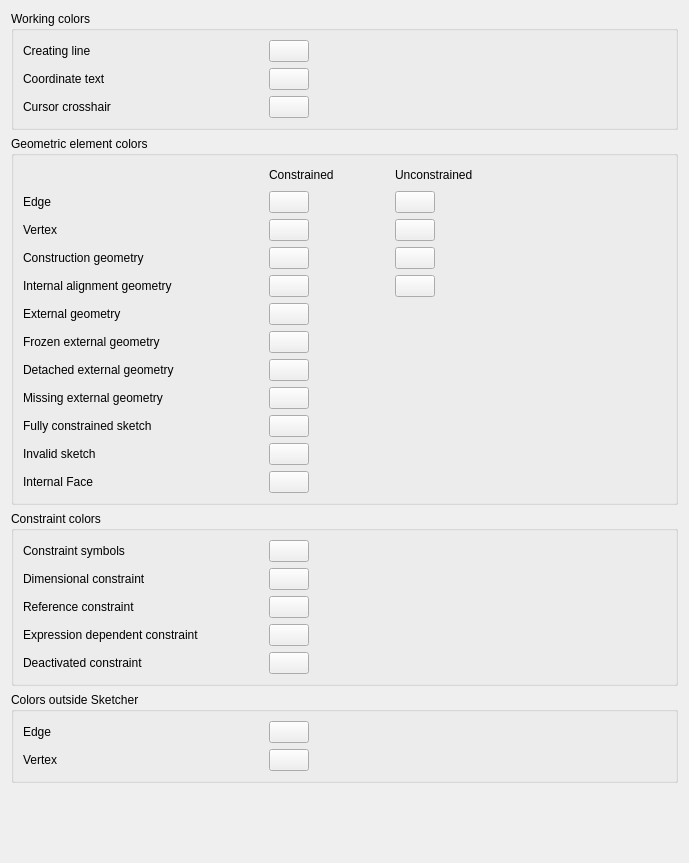
Above: src/Mod/Sketcher/Gui/SketcherSettingsColors.ui from realthunder/FreeCAD before the change. Below: the same form after it.
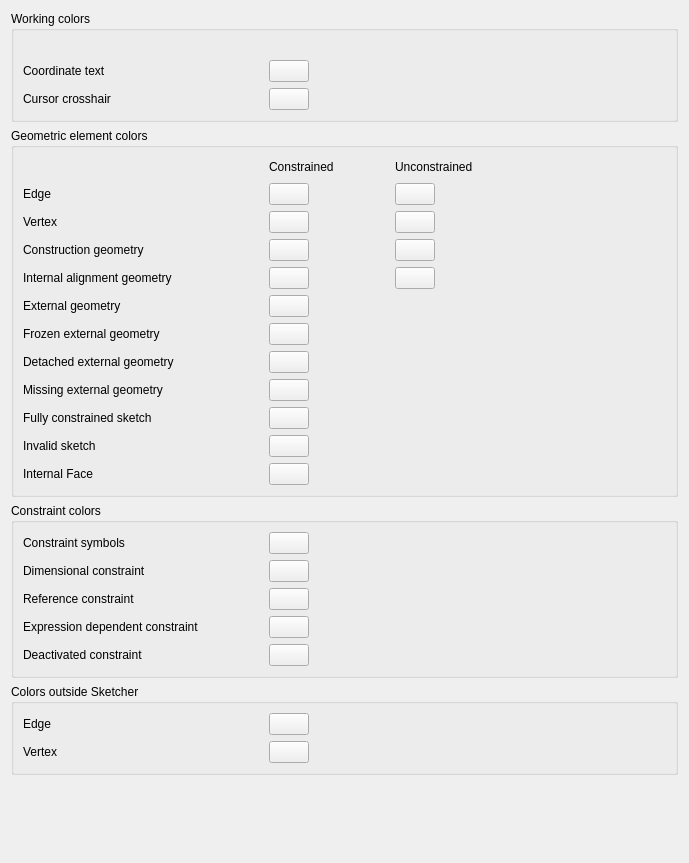
That is the form after the change. Custom widgets are drawn as their Qt base class.

Commit message: Sketcher: a curve being drawn is coloured as what it will be

What changed in the file:
```diff
--- a/src/Mod/Sketcher/Gui/SketcherSettingsColors.ui
+++ b/src/Mod/Sketcher/Gui/SketcherSettingsColors.ui
@@ -35,26 +35,6 @@
           </property>
          </widget>
         </item>
-        <item row="3" column="1">
-         <widget class="Gui::PrefColorButton" name="CreateLineColor">
-          <property name="toolTip">
-           <string>Color used while new sketch elements are created</string>
-          </property>
-          <property name="color" stdset="0">
-           <color>
-            <red>204</red>
-            <green>204</green>
-            <blue>204</blue>
-           </color>
-          </property>
-          <property name="prefEntry" stdset="0">
-           <cstring>CreateLineColor</cstring>
-          </property>
-          <property name="prefPath" stdset="0">
-           <cstring>View</cstring>
-          </property>
-         </widget>
-        </item>
         <item row="5" column="1">
          <widget class="Gui::PrefColorButton" name="CursorCrosshairColor">
           <property name="toolTip">
@@ -76,19 +56,6 @@
           </property>
          </widget>
         </item>
-        <item row="3" column="0">
-         <widget class="QLabel" name="label_6">
-          <property name="minimumSize">
-           <size>
-            <width>240</width>
-            <height>0</height>
-           </size>
-          </property>
-          <property name="text">
-           <string>Creating line</string>
-          </property>
-         </widget>
-        </item>
         <item row="4" column="1">
          <widget class="Gui::PrefColorButton" name="CursorTextColor">
           <property name="toolTip">
```
The commit also changes 5 other files.
